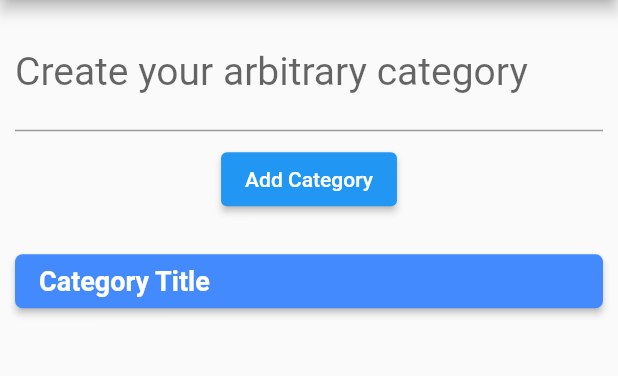
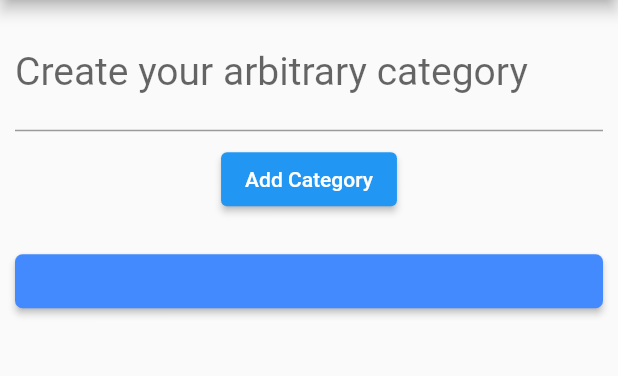
Before and after one commit to ashkan-dev-86/options-categorizer, a Flutter app: the screen it shows after launch, after a tap on "Add Category", on a phone screen of 412 x 824 dp, the part 84-460 px from its top. Run offline on Flutter 3.47's test engine with Material 2 defaults, Android fonts, the phone set to English and light mode, and no system bars; statements that could not run were skipped.

Commit message:
Enhance code to have better UI and read the input data

```diff
--- a/lib/category_creator.dart
+++ b/lib/category_creator.dart
@@ -12,12 +12,13 @@ class CategoryCreator extends StatelessWidget {
       child: Column(
         children: [
           const TextField(
+            controller: _controller,
               decoration:
                   InputDecoration(labelText: 'Create your arbitrary category'),
               style: TextStyle(fontSize: 26, decorationThickness: 0)),
           const SizedBox(height: 8),
           ElevatedButton(
-            onPressed: onAddCategory,
+            onPressed: () => onAddCategory(),
             child: const Text('Add Category'),
           ),
         ],
--- a/lib/category_selector.dart
+++ b/lib/category_selector.dart
@@ -9,7 +9,7 @@ class CategorySelector extends StatelessWidget {
   Widget build(BuildContext context) {
     return Container(
         width: double.infinity,
-        padding: const EdgeInsets.all(10),
+        padding: const EdgeInsets.only(left: 10, right: 10, top: 10, bottom: 0),
         child: ElevatedButton(
           style: ElevatedButton.styleFrom(
               backgroundColor: Colors.blueAccent,
@@ -17,7 +17,7 @@ class CategorySelector extends StatelessWidget {
                 borderRadius: BorderRadius.circular(5),
               ),
               alignment: Alignment.centerLeft),
-          onPressed: () => print('Add Category pressed'),
+          onPressed: () => print('Category pressed'),
           child: Text(categoryTitle,
               style: const TextStyle(
                 color: Colors.white,
--- a/lib/main.dart
+++ b/lib/main.dart
@@ -13,10 +13,18 @@ class OptionsCategorizer extends StatefulWidget {
 
 class _OptionsCategorizerState extends State<OptionsCategorizer> {
   List<String> categories = [];
+  final TextEditingController _controller = TextEditingController();
+
+  @override
+  void dispose() {
+    _controller.dispose(); // Dispose controller when widget is removed
+    super.dispose();
+  }
 
   void _addCategory() {
     setState(() {
-      categories.add('Category Title');
+      categories.add(_controller.text);
+      _controller.clear();
     });
   }
 
```
